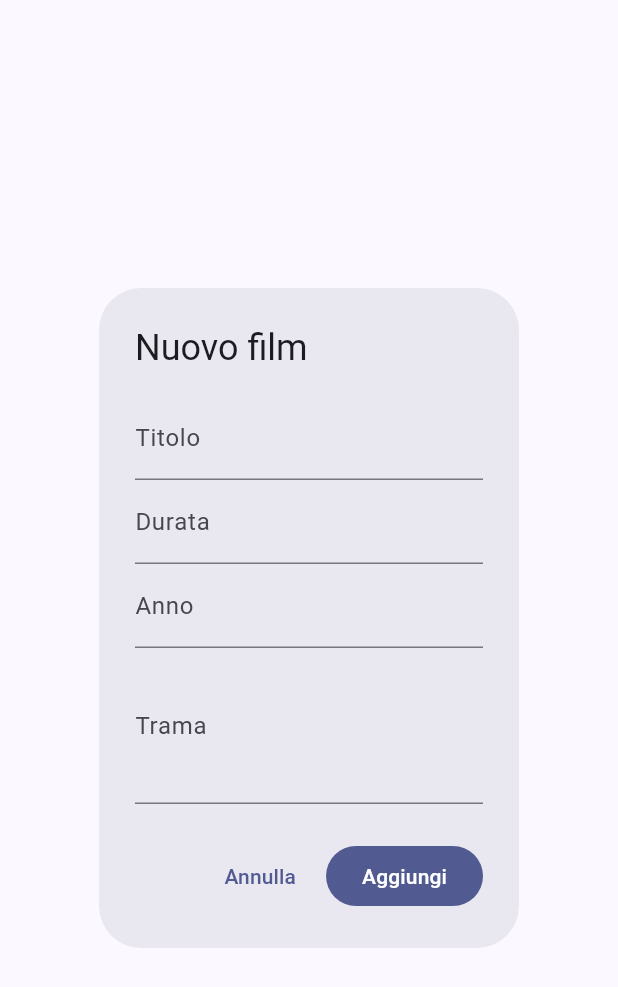
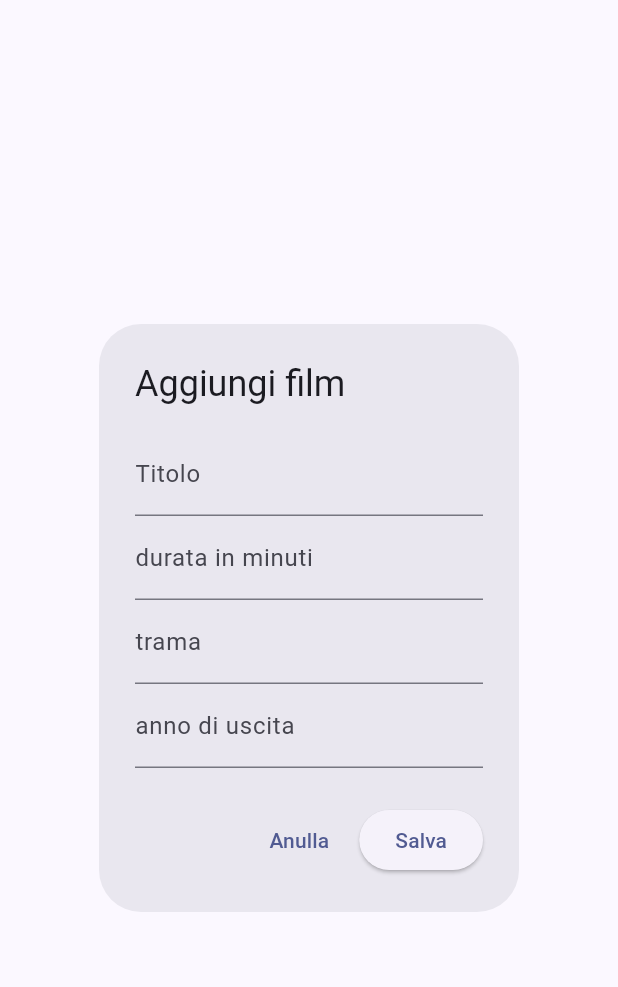
Before and after one commit to DJrOf/esercitazione_18, a Flutter app: the MovieFormDialog widget shown alone on an empty page, opened directly, on a phone screen of 412 x 824 dp. Shown: the top 987 px of the screen. Run offline on Flutter 3.47's test engine with Material 3 defaults, Android fonts, the phone set to English and light mode, and no system bars; our stand-ins replace sqflite; accounts and stored records are empty.

Commit message:
ui-modale

```diff
--- a/lib/views/components/movie_form_dialog.dart
+++ b/lib/views/components/movie_form_dialog.dart
@@ -65,64 +65,46 @@ class _MovieFormDialogState extends State<MovieFormDialog> {
 
   @override
   Widget build(BuildContext context) {
-    final isEditing = widget.movie != null;
-
     return AlertDialog(
-      title: Text(isEditing ? 'Modifica film' : 'Nuovo film'),
-      content: Form(
-        key: _formKey,
-        child: SingleChildScrollView(
+      title: Text(widget.movie == null ? 'Aggiungi film' : 'modifica film'),
+      content: SingleChildScrollView(
+        child: Form(
+          key: _formKey,
           child: Column(
-            mainAxisSize: MainAxisSize.min,
             children: [
               TextFormField(
                 controller: _titleController,
                 decoration: const InputDecoration(labelText: 'Titolo'),
-                validator: (value) {
-                  if (value == null || value.isEmpty) {
-                    return 'Inserisci il titolo';
-                  }
-                  return null;
-                },
+                validator: (value) => value == null || value.isEmpty
+                    ? 'campo obbligatorio'
+                    : null,
               ),
               TextFormField(
                 controller: _durationController,
-                decoration: const InputDecoration(labelText: 'Durata'),
+                decoration:
+                    const InputDecoration(labelText: 'durata in minuti'),
                 keyboardType: TextInputType.number,
-                validator: (value) {
-                  if (value == null || value.isEmpty) {
-                    return 'Inserisci la durata';
-                  }
-                  if (int.tryParse(value) == null) {
-                    return 'Numero non valido';
-                  }
-                  return null;
-                },
+                validator: (value) =>
+                    value == null || int.tryParse(value) == null
+                        ? 'inserisci un numero'
+                        : null,
+              ),
+              TextFormField(
+                controller: _plotController,
+                decoration: const InputDecoration(labelText: 'trama'),
+                validator: (value) => value == null || value.isEmpty
+                    ? 'trama obbligatoria'
+                    : null,
               ),
               TextFormField(
                 controller: _yearController,
-                decoration: const InputDecoration(labelText: 'Anno'),
+                decoration:
+                    const InputDecoration(labelText: 'anno di uscita'),
                 keyboardType: TextInputType.number,
-                validator: (value) {
-                  if (value == null || value.isEmpty) {
-                    return 'Inserisci l\'anno';
-                  }
-                  if (int.tryParse(value) == null) {
-                    return 'Numero non valido';
-                  }
-                  return null;
-                },
-              ),
-              TextFormField(
-                controller: _plotController,
-                decoration: const InputDecoration(labelText: 'Trama'),
-                maxLines: 3,
-                validator: (value) {
-                  if (value == null || value.isEmpty) {
-                    return 'Inserisci la trama';
-                  }
-                  return null;
-                },
+                validator: (value) =>
+                    value == null || int.tryParse(value) == null
+                        ? 'inserisci un anno valido'
+                        : null,
               ),
             ],
           ),
@@ -131,11 +113,11 @@ class _MovieFormDialogState extends State<MovieFormDialog> {
       actions: [
         TextButton(
           onPressed: () => Navigator.of(context).pop(),
-          child: const Text('Annulla'),
+          child: const Text('Anulla'),
         ),
-        FilledButton(
+        ElevatedButton(
           onPressed: _submitForm,
-          child: Text(isEditing ? 'Salva' : 'Aggiungi'),
+          child: const Text('Salva'),
         ),
       ],
     );
```
